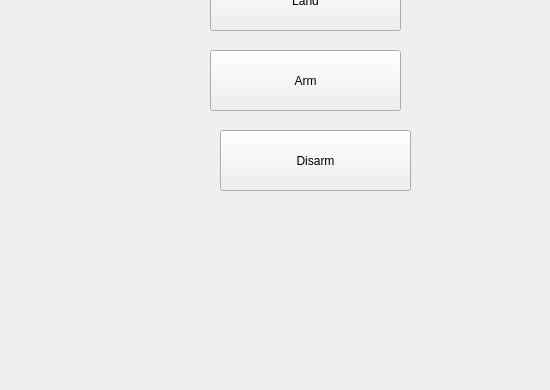
Above: mainwindow.ui from sarath-menon/mavsdk_interface before the change; both pictures show x 0 to 550 and y 210 to 600 of the 800 by 600 pixel window. Below: the same form after it.
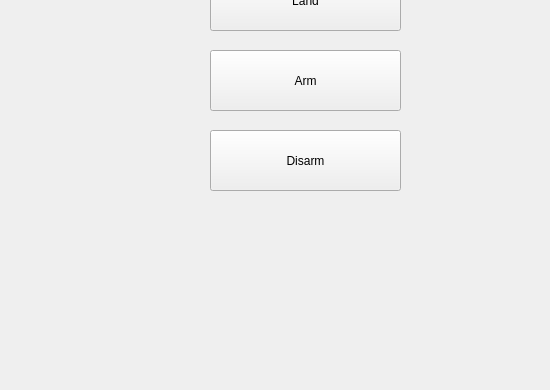
That is the form after the change.

What changed in the file:
```diff
--- a/mainwindow.ui
+++ b/mainwindow.ui
@@ -56,7 +56,7 @@
    <widget class="QPushButton" name="pushButton_4">
     <property name="geometry">
      <rect>
-      <x>220</x>
+      <x>210</x>
       <y>340</y>
       <width>191</width>
       <height>61</height>
```
Left out of the diff: 2 changed lines with no effect on the pictures.
